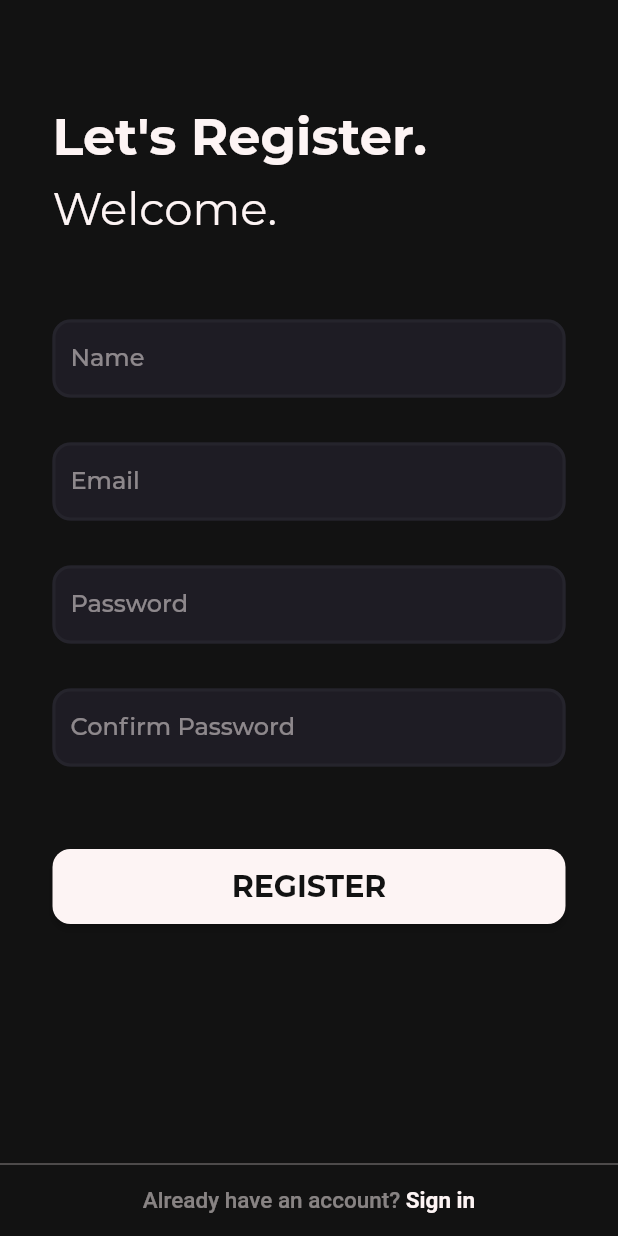
After one commit to starwiz-7/ur_buddy_3, a Flutter app: the SignUpScreen screen opened by its route, on a phone screen of 412 x 824 dp. The commit adds this screen. Run offline on Flutter 3.47's test engine with Material 2 defaults, Android fonts, the phone set to English and light mode, and no system bars.

Commit message:
Signup Page (Commit-1)

```diff
--- a/lib/auth/screens/login_screen.dart
+++ b/lib/auth/screens/login_screen.dart
@@ -1,5 +1,6 @@
 import 'package:flutter/material.dart';
 import '../widgets/alternate_auth_selector_button.dart';
+import '../screens/signup_screen.dart';
 import '../../common_widgets/custom_textField.dart';
 import '../../common_widgets/custom_flatButton.dart';
 
@@ -109,6 +110,7 @@ class _LoginScreenState extends State<LoginScreen> {
               ),
             ),
             AlternateAuthSelectorButton(
+              onTap: () => Navigator.of(context).pushNamed(SignUpScreen.routeName),
               text1: 'Don’t have an account? ',
               text2: 'Register',
             )
--- /dev/null
+++ b/lib/auth/screens/signup_screen.dart
@@ -0,0 +1,51 @@
+import 'package:flutter/material.dart';
+import '../widgets/alternate_auth_selector_button.dart';
+import '../widgets/signup_form.dart';
+
+class SignUpScreen extends StatelessWidget {
+  static const routeName = '/signup-screen';
+
+  @override
+  Widget build(BuildContext context) {
+    final _theme = Theme.of(context);
+    return Scaffold(
+      body: SafeArea(
+        child: Column(
+          crossAxisAlignment: CrossAxisAlignment.center,
+          children: [
+            Expanded(
+              child: SingleChildScrollView(
+                padding: const EdgeInsets.symmetric(horizontal: 35),
+                child: Column(
+                  crossAxisAlignment: CrossAxisAlignment.start,
+                  children: [
+                    SizedBox(height: 70),
+                    Text(
+                      "Let's Register.",
+                      style: _theme.textTheme.headline4,
+                    ),
+                    SizedBox(height: 10),
+                    Text(
+                      "Welcome.",
+                      style: TextStyle(
+                        fontSize: 30,
+                        color: _theme.accentColor,
+                      ),
+                    ),
+                    SizedBox(height: 40),
+                    SignUpForm(),
+                    SizedBox(height: 60),
+                  ],
+                ),
+              ),
+            ),
+            AlternateAuthSelectorButton(
+              text1: 'Already have an account? ',
+              text2: 'Sign in',
+            )
+          ],
+        ),
+      ),
+    );
+  }
+}
--- /dev/null
+++ b/lib/auth/widgets/signup_form.dart
@@ -0,0 +1,89 @@
+import 'package:flutter/material.dart';
+import '../../common_widgets/custom_flatButton.dart';
+import '../../common_widgets/custom_textField.dart';
+
+class SignUpForm extends StatefulWidget {
+  @override
+  _SignUpFormState createState() => _SignUpFormState();
+}
+
+class _SignUpFormState extends State<SignUpForm> {
+  var _name = '';
+  var _email = '';
+  var _password = '';
+  var _confirmPass = '';
+
+  void _signUp(){
+    print(_name);
+    print(_email);
+    print(_password);
+    print(_confirmPass);
+  }
+
+  @override
+  Widget build(BuildContext context) {
+    return Form(
+      child: Column(
+        children: [
+          CustomTextField(
+            label: 'Name',
+            onChanged: (value) {
+              _name = value;
+            },
+            validator: (value) {
+              if (value.isEmpty) {
+                return "Please enter name";
+              }
+              return null;
+            },
+          ),
+          CustomTextField(
+            label: 'Email',
+            onChanged: (value) {
+              _email = value;
+            },
+            validator: (value) {
+              if (value.isEmpty) {
+                return "Please enter email";
+              } else if (!value.endsWith('@iiitkottayam.ac.in')) {
+                return 'Please enter a valid email';
+              }
+              return null;
+            },
+          ),
+          CustomTextField(
+            label: 'Password',
+            onChanged: (value) {
+              _password = value;
+            },
+            validator: (value) {
+              if (value.isEmpty) {
+                return "Please enter password";
+              }
+              return null;
+            },
+          ),
+          CustomTextField(
+            label: 'Confirm Password',
+            onChanged: (value) {
+              _confirmPass = value;
+            },
+            validator: (value) {
+              if (value.isEmpty) {
+                return "Please re-enter password";
+              } else if (value.compareTo(_password) != 0) {
+                return "Passwords do not match";
+              }
+              return null;
+            },
+          ),
+          SizedBox(height: 40),
+          CustomFlatButton(
+            label: 'REGISTER',
+            onPressed: _signUp,
+          ),
+        ],
+      ),
+    );
+  }
+}
--- a/lib/common_widgets/custom_textField.dart
+++ b/lib/common_widgets/custom_textField.dart
@@ -37,6 +37,7 @@ class _CustomTextFieldState extends State<CustomTextField> {
       borderRadius: BorderRadius.all(Radius.circular(12)),
       borderSide: BorderSide(color: _theme.errorColor, width: 2),
     );
+
     return Padding(
       padding: const EdgeInsets.symmetric(vertical: 15),
       child: TextFormField(
```
Also changed, not shown: lib/main.dart (+6 -51 lines).
